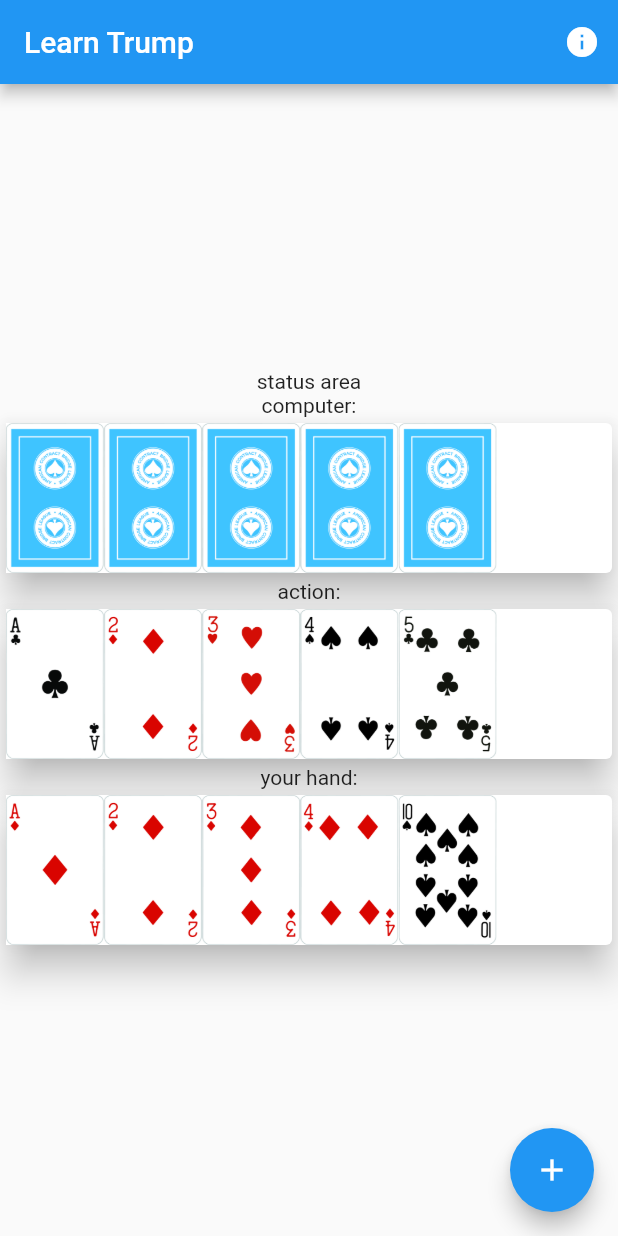
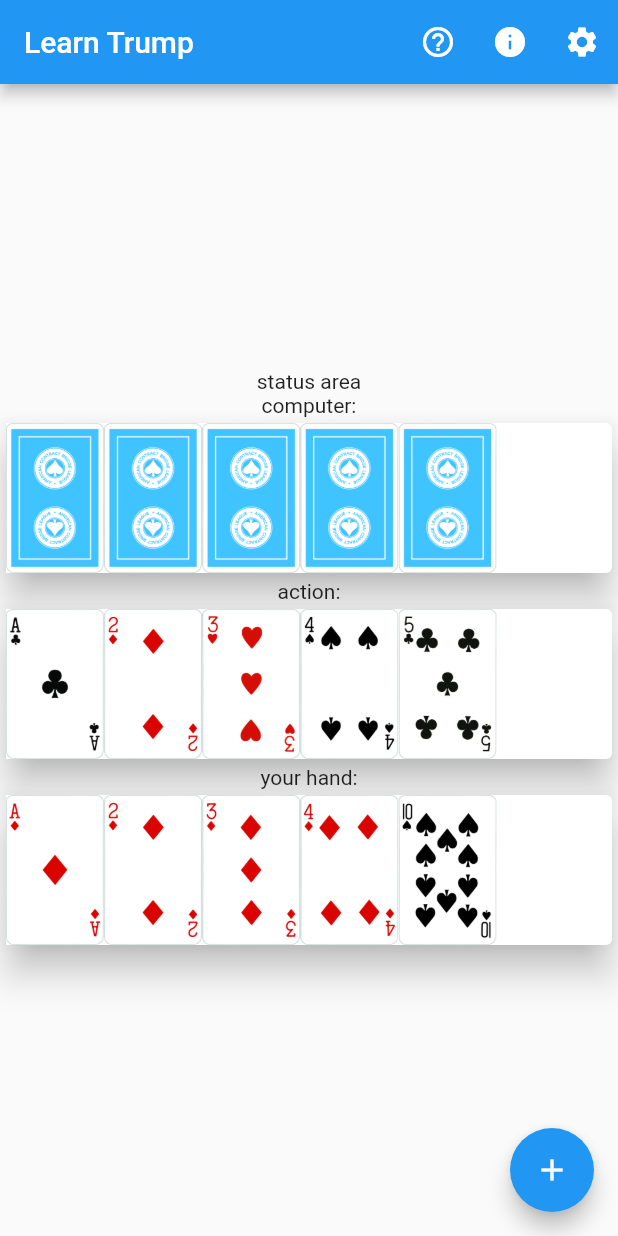
Before and after one commit to codetojoy/learn_trump_flutter, a Flutter app: the screen it shows after launch, on a phone screen of 412 x 824 dp. Run offline on Flutter 3.47's test engine with Material 2 defaults, Android fonts, the phone set to English and light mode, and no system bars.

Commit message:
scaffolding for other screens

```diff
--- a/lib/main.dart
+++ b/lib/main.dart
@@ -1,6 +1,8 @@
 import 'package:flutter/material.dart';
 
 import './screens/about.dart';
+import './screens/config.dart';
+import './screens/help.dart';
 import './screens/my_home_page.dart';
 import './utils/constants.dart';
 
@@ -21,6 +23,8 @@ class MyApp extends StatelessWidget {
         routes: {
           Const.ROOT_ROUTE: (ctx) => MyHomePage(title: Const.TITLE),
           About.routeName: (ctx) => About(),
+          Config.routeName: (ctx) => Config(),
+          Help.routeName: (ctx) => Help(),
         });
   }
 }
--- a/lib/screens/my_home_page.dart
+++ b/lib/screens/my_home_page.dart
@@ -1,6 +1,8 @@
 import 'package:flutter/material.dart';
 
 import './about.dart';
+import './config.dart';
+import './help.dart';
 import '../models/cards.dart';
 import '../models/hand.dart';
 import '../widgets/hand.dart';
@@ -33,13 +35,21 @@ class _MyHomePageState extends State<MyHomePage> {
   void _pushAbout() {
     Navigator.of(context).pushNamed(About.routeName);
   }
+  void _pushConfig() {
+    Navigator.of(context).pushNamed(Config.routeName);
+  }
+  void _pushHelp() {
+    Navigator.of(context).pushNamed(Help.routeName);
+  }
 
   @override
   Widget build(BuildContext context) {
     _appBar = AppBar(
       title: Text(widget.title),
       actions: [
+        IconButton(icon: Icon(Icons.help_outline), onPressed: _pushHelp),
         IconButton(icon: Icon(Icons.info), onPressed: _pushAbout),
+        IconButton(icon: Icon(Icons.settings), onPressed: _pushConfig),
       ],
     );
 
--- a/lib/utils/constants.dart
+++ b/lib/utils/constants.dart
@@ -26,4 +26,7 @@ class Const {
   static const String GREEN_BACK = "assets/images/cards/Green_back.jpg";
 
   static const int UNKNOWN_CARD_ID = -99;
+
+  static const String CONFIG = "Settings";
+  static const String HELP = "Help";
 }
```
Also changed, not shown: lib/screens/config.dart (added, +29 -0 lines), lib/screens/help.dart (added, +29 -0 lines).
